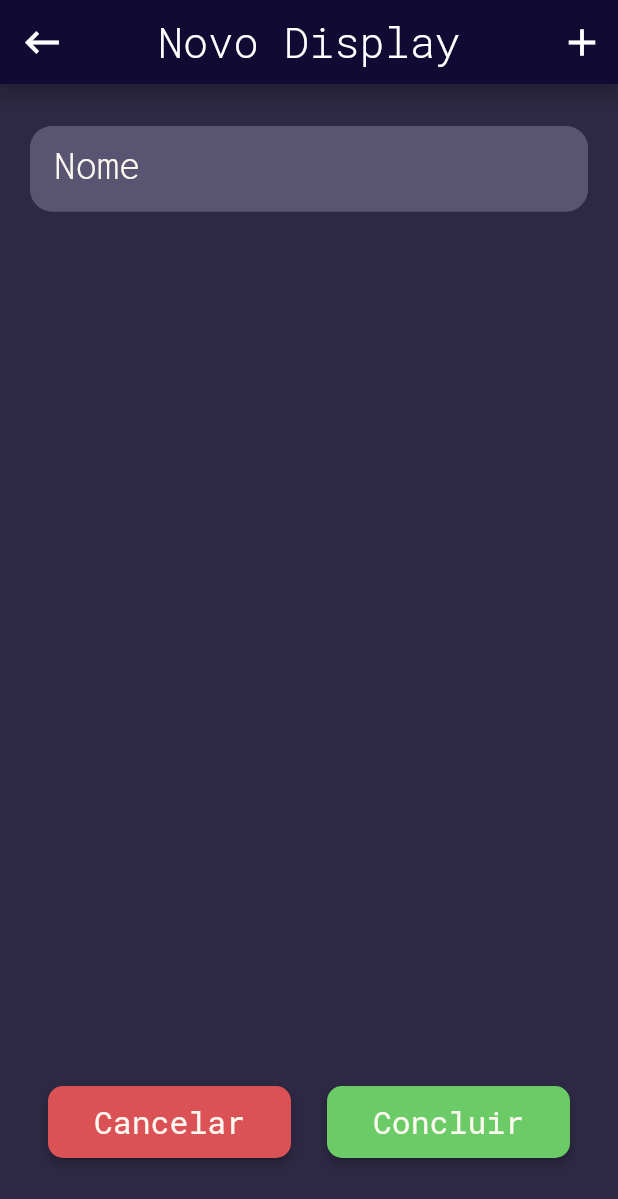
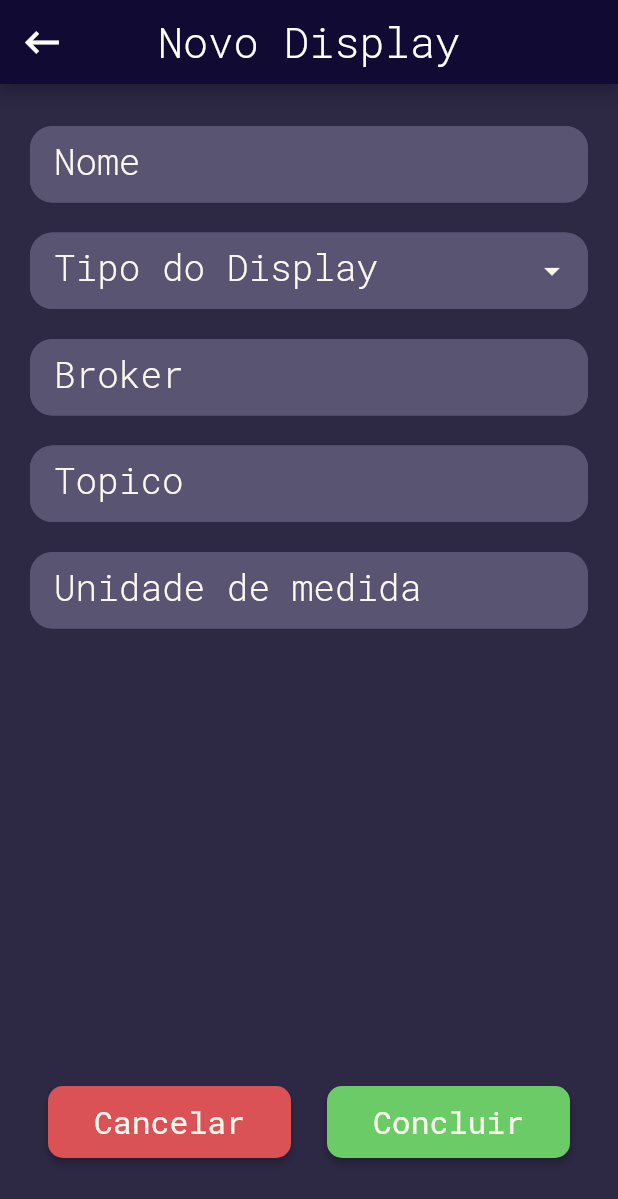
Before and after one commit to FredericoPM/Wattimetro, a Flutter app: the DisplayForm screen opened directly, on a phone screen of 412 x 824 dp. Shown: the top 1199 px of the screen. Run offline on Flutter 3.47's test engine with Material 2 defaults, Android fonts, the phone set to English and light mode, and no system bars; our stand-ins replace auto_size_text, flutter_svg.

Commit message:
criado os modelos e os formulairos

```diff
--- a/app/lib/models/display.dart
+++ b/app/lib/models/display.dart
@@ -0,0 +1,97 @@
+/*
+json usado pra gerar a classe
+{
+    "id": 1,
+    "name": "nome",
+    "type": "type",
+    "favorite": true,
+    "broker": "broker",
+    "topic": "topic",
+    "measurement": "measurement",
+    "numericalValue": 1.5,
+    "numericalValueList": [
+        1.5,
+        2.1
+    ]
+}
+ */
+
+class Display {
+  int _id;
+  String _name;
+  String _type;
+  bool _favorite;
+  String _broker;
+  String _topic;
+  String _measurement;
+  double _numericalValue;
+  List<double> _numericalValueList;
+
+  Display({
+    int id,
+    String name,
+    String type,
+    bool favorite,
+    String broker,
+    String topic,
+    String measurement,
+    double numericalValue,
+    List<double> numericalValueList
+  }) {
+    this._id = id;
+    this._name = name;
+    this._type = type;
+    this._favorite = favorite;
+    this._broker = broker;
+    this._topic = topic;
+    this._measurement = measurement;
+    this._numericalValue = numericalValue;
+    this._numericalValueList = numericalValueList;
+  }
+
+  int get id => _id;
+  set id(int id) => _id = id;
+  String get name => _name;
+  set name(String name) => _name = name;
+  String get type => _type;
+  set type(String type) => _type = type;
+  bool get favorite => _favorite;
+  set favorite(bool favorite) => _favorite = favorite;
+  String get broker => _broker;
+  set broker(String broker) => _broker = broker;
+  String get topic => _topic;
+  set topic(String topic) => _topic = topic;
+  String get measurement => _measurement;
+  set measurement(String measurement) => _measurement = measurement;
+  double get numericalValue => _numericalValue;
+  set numericalValue(double numericalValue) => _numericalValue = numericalValue;
+  List<double> get numericalValueList => _numericalValueList;
+  set numericalValueList(List<double> numericalValueList) =>
+      _numericalValueList = numericalValueList;
+
+  Display.fromJson(Map<String, dynamic> json) {
+    _id = json['id'];
+    _name = json['name'];
+    _type = json['type'];
+    _favorite = json['favorite'];
+    _broker = json['broker'];
+    _topic = json['topic'];
+    _measurement = json['measurement'];
+    _numericalValue = json['numericalValue'];
+    _numericalValueList = json['numericalValueList'].cast<double>();
+  }
+
+  Map<String, dynamic> toJson() {
+    final Map<String, dynamic> data = new Map<String, dynamic>();
+    data['id'] = this._id;
+    data['name'] = this._name;
+    data['type'] = this._type;
+    data['favorite'] = this._favorite;
+    data['broker'] = this._broker;
+    data['topic'] = this._topic;
+    data['measurement'] = this._measurement;
+    data['numericalValue'] = this._numericalValue;
+    data['numericalValueList'] = this._numericalValueList;
+    return data;
+  }
+}
--- a/app/lib/views/displayForm.dart
+++ b/app/lib/views/displayForm.dart
@@ -1,5 +1,7 @@
 import 'package:app/views/widgets/dataInput.dart';
 import 'package:flutter/material.dart';
+
+import 'widgets/dropDownDataImput.dart';
 
 class DisplayForm extends StatefulWidget {
   @override
@@ -23,14 +25,6 @@ class _DisplayFormState extends State<DisplayForm> {
               fontSize: 28
             ),
         ),
-        actions: [
-          IconButton(
-            icon: Icon(Icons.add, size: 30),
-            onPressed: (){
-
-            }
-          )
-        ],
       ),
       body: Center(
         child: Padding(
@@ -45,6 +39,27 @@ class _DisplayFormState extends State<DisplayForm> {
                     DataImput(
                       labelText: "Nome",
                     ),
+                    SizedBox(height:20),
+                    DropDownDataImput(
+                      labelText: "Tipo do Display",
+                      options: [
+                        "Digital",
+                        "Grafico",
+                      ],
+                    ),
+                    SizedBox(height:20),
+                    DataImput(
+                      labelText: "Broker",
+                    ),
+                    SizedBox(height:20),
+                    DataImput(
+                      labelText: "Topico",
+                    ),
+                    SizedBox(height:20),
+                    DataImput(
+                      labelText: "Unidade de medida",
+                    ),
+                    SizedBox(height:20),
                   ],
                 ),
               ),
--- a/app/lib/views/widgets/dataInput.dart
+++ b/app/lib/views/widgets/dataInput.dart
@@ -20,9 +20,9 @@ class _DataImputState extends State<DataImput> {
             // }
           },
           child:TextFormField(
-            style: TextStyle(color: Color(0xFFFCF8EF)),
+            style: TextStyle(color: Color(0xFFFCF8EF), fontSize: 16),
             decoration: InputDecoration(
-              contentPadding: EdgeInsets.symmetric(vertical:18, horizontal: 16),
+              contentPadding: EdgeInsets.symmetric(vertical:15, horizontal: 16),
               labelText: widget.labelText,
               labelStyle: TextStyle(
                 color: Color(0xFFFCF8EF),
@@ -53,7 +53,7 @@ class _DataImputState extends State<DataImput> {
                 borderRadius: BorderRadius.circular(15),
                 borderSide: BorderSide(
                   width: 1,
-                  color: Theme.of(context).accentColor,
+                  color: Color(0xFFFCF8EF),
                 ),
               ),
           ),
--- /dev/null
+++ b/app/lib/views/widgets/dropDownDataImput.dart
@@ -0,0 +1,70 @@
+import 'package:flutter/material.dart';
+class DropDownDataImput extends StatefulWidget {
+  String labelText;
+  List<String> options;
+  DropDownDataImput({this.labelText, this.options});
+  @override
+  _DropDownDataImputState createState() => _DropDownDataImputState();
+}
+
+class _DropDownDataImputState extends State<DropDownDataImput> {
+  String _formvalue;
+  bool _focus = false;
+  @override
+  Widget build(BuildContext context) {
+    return FocusScope(
+      onFocusChange: (focus)  {
+        setState(() { _focus = focus; });
+        // if(!focus && widget.onFocusExit != null){
+          // widget.onFocusExit();
+        // }
+      },
+      child: DropdownButtonFormField(
+        isExpanded: true,
+        iconEnabledColor: Color(0xFFFCF8EF),
+        dropdownColor: Color(0xFF615C7D),
+        validator: (value) => value == null ? 'Selecione o tipo!' : null,
+        items: [
+          for(var option in widget.options)
+            DropdownMenuItem(
+              value: option,
+              child: Text(option),
+            ),
+        ],
+        onChanged: (newValue) {
+          setState(() =>  _formvalue = newValue);
+        },
+        value: _formvalue,
+        style: TextStyle(color: Color(0xFFFCF8EF), fontSize: 16),
+        decoration: InputDecoration(
+          contentPadding: EdgeInsets.symmetric(vertical:13.5, horizontal: 16),
+          labelText: widget.labelText,
+          labelStyle: TextStyle(
+            color: Color(0xFFFCF8EF),
+            fontSize: 24,
+            fontWeight: FontWeight.w300,
+          ),
+          errorStyle: TextStyle(
+            color: Theme.of(context).errorColor,
+          ),
+          filled: true,
+          fillColor: Color(0xFF585471),
+          enabledBorder: OutlineInputBorder(
+            borderRadius: BorderRadius.circular(15),
+            borderSide: BorderSide(
+              width: 1,
+              color: Color(0xFF585471),
+            ),
+          ),
+          focusedBorder: OutlineInputBorder(
+            borderRadius: BorderRadius.circular(15),
+            borderSide: BorderSide(
+              width: 1,
+              color: Color(0xFFFCF8EF),
+            ),
+          ),
+        ),
+      ),
+    );
+  }
+}
--- a/app/lib/views/widgets/searchInput.dart
+++ b/app/lib/views/widgets/searchInput.dart
@@ -58,7 +58,7 @@ class _SearchInputState extends State<SearchInput> {
                 borderRadius: BorderRadius.circular(10),
                 borderSide: BorderSide(
                   width: 1,
-                  color: Theme.of(context).accentColor,
+                  color: Color(0xFFFCF8EF),
                 ),
               ),
           ),
```
Also changed, not shown: app/lib/models/controle.dart (added, +92 -0 lines), app/lib/views/controleForm.dart (+18 -8 lines), app/lib/models/controller.dart (deleted).
